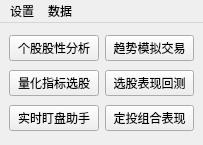
Above: QtDesign/MainWindow.ui from victor647/QuantumStockTrade before the change. Below: the same form after it.
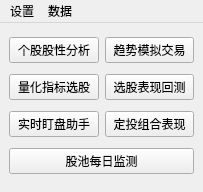
That is the form after the change.

Commit message: 添加股池监测功能

Diff of the .ui file:
```diff
--- a/QtDesign/MainWindow.ui
+++ b/QtDesign/MainWindow.ui
@@ -7,7 +7,7 @@
     <x>0</x>
     <y>0</y>
     <width>203</width>
-    <height>145</height>
+    <height>192</height>
    </rect>
   </property>
   <property name="windowTitle">
@@ -141,6 +141,25 @@
       </item>
      </layout>
     </item>
+    <item>
+     <widget class="QPushButton" name="btnPoolMonitor">
+      <property name="sizePolicy">
+       <sizepolicy hsizetype="Minimum" vsizetype="Maximum">
+        <horstretch>0</horstretch>
+        <verstretch>0</verstretch>
+       </sizepolicy>
+      </property>
+      <property name="font">
+       <font>
+        <family>Helvetica</family>
+        <pointsize>9</pointsize>
+       </font>
+      </property>
+      <property name="text">
+       <string>股池每日监测</string>
+      </property>
+     </widget>
+    </item>
    </layout>
   </widget>
   <widget class="QMenuBar" name="menubar">
```
Left out of the diff: 98 changed lines with no effect on the pictures. The commit also changes 69 other files.
